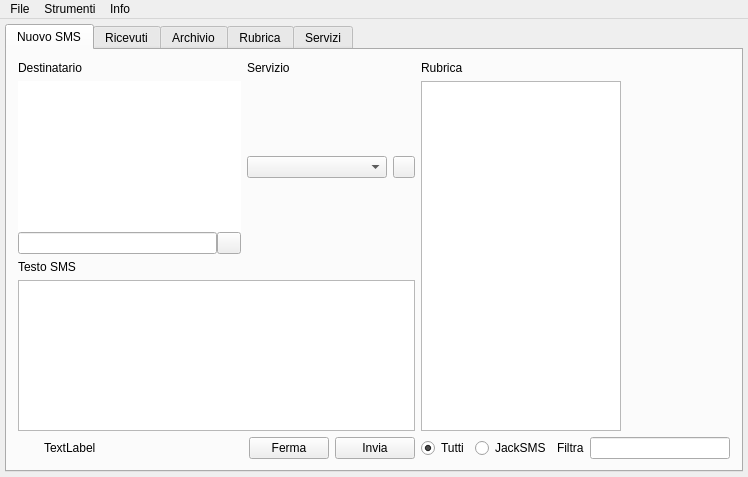
Old version of the form mainjacksms.ui in the repository freesmee/freesmee-desktop.
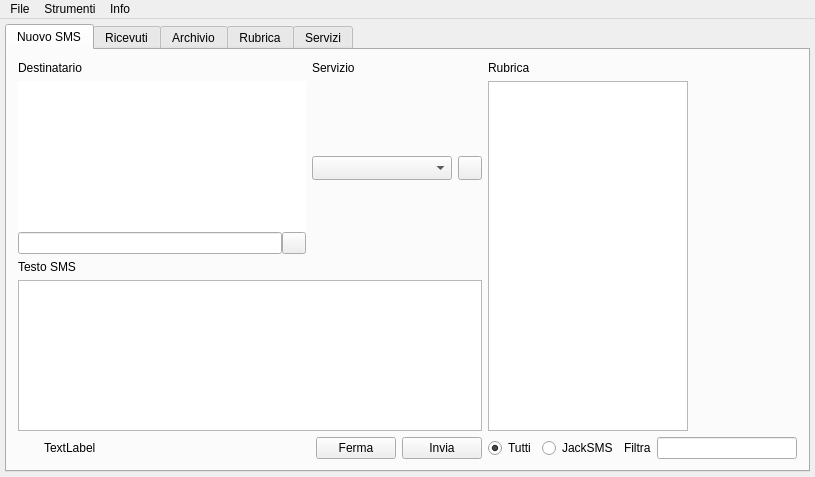
New version of the form. Icons and pictures are not drawn.

Patch:
```diff
--- a/mainjacksms.ui
+++ b/mainjacksms.ui
@@ -6,7 +6,7 @@
    <rect>
     <x>0</x>
     <y>0</y>
-    <width>748</width>
+    <width>815</width>
     <height>477</height>
    </rect>
   </property>
@@ -546,7 +546,7 @@
                       <property name="minimumSize">
                        <size>
                         <width>140</width>
-                        <height>22</height>
+                        <height>24</height>
                        </size>
                       </property>
                       <property name="maximumSize">
@@ -568,8 +568,8 @@
                      <widget class="QPushButton" name="menuInstruments">
                       <property name="minimumSize">
                        <size>
-                        <width>22</width>
-                        <height>22</height>
+                        <width>24</width>
+                        <height>24</height>
                        </size>
                       </property>
                       <property name="maximumSize">
@@ -670,7 +670,14 @@
                        <number>0</number>
                       </property>
                       <item>
-                       <widget class="QLineEdit" name="recipientLine"/>
+                       <widget class="QLineEdit" name="recipientLine">
+                        <property name="maximumSize">
+                         <size>
+                          <width>16777215</width>
+                          <height>24</height>
+                         </size>
+                        </property>
+                       </widget>
                       </item>
                       <item>
                        <widget class="QPushButton" name="buttonAddContacts">
@@ -1706,8 +1713,8 @@
     <rect>
      <x>0</x>
      <y>0</y>
-     <width>748</width>
-     <height>21</height>
+     <width>815</width>
+     <height>24</height>
     </rect>
    </property>
    <widget class="QMenu" name="menuFile">
```
